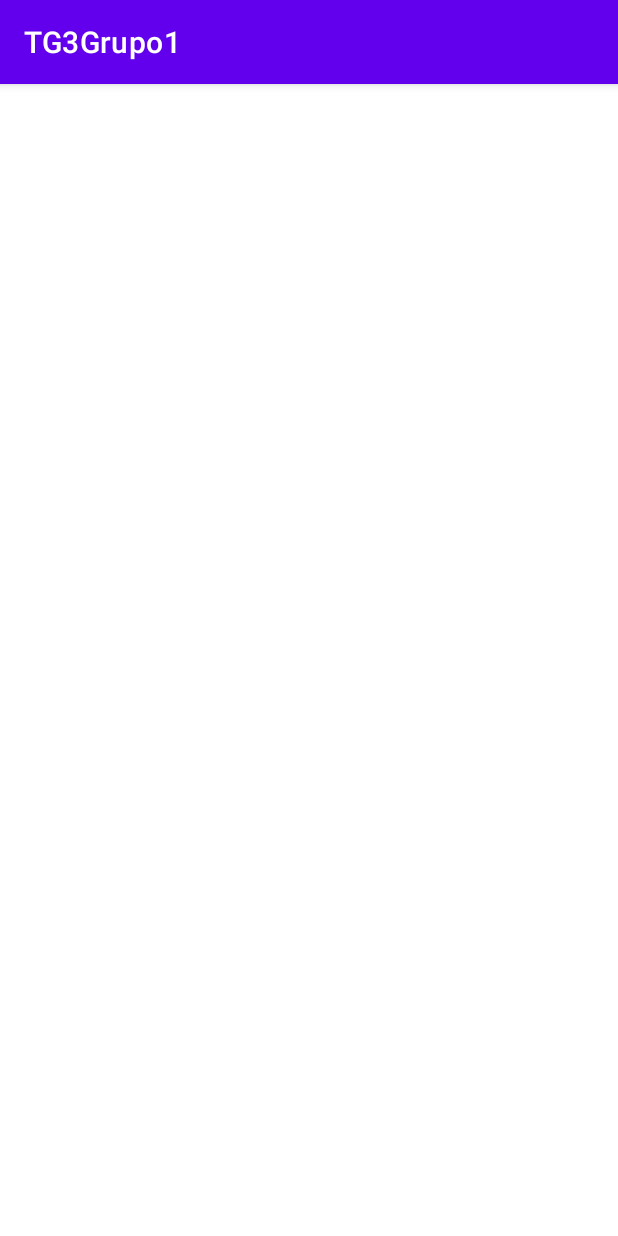
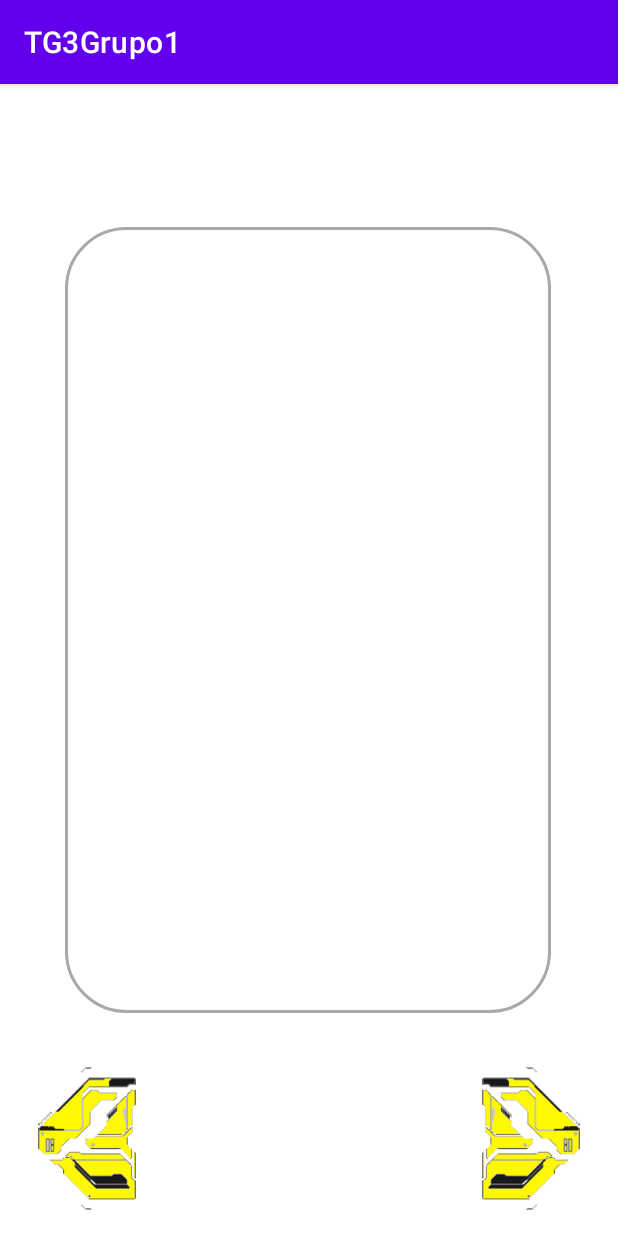
Before and after one commit to 213REX/TG3Grupo1, an Android app: the screen it shows after launch (Inicio), on a phone screen of 412 x 824 dp. Run offline under Robolectric (Android 15) with nearby library versions, the light colour scheme and no system bars.

Commit message:
implementación de flechas para cambiar de registro
he puesto un borde de referencia para saber como serían los fragments

```diff
--- a/app/src/main/res/layout/activity_inicio.xml
+++ b/app/src/main/res/layout/activity_inicio.xml
@@ -4,4 +4,41 @@
     xmlns:tools="http://schemas.android.com/tools"
     android:layout_width="match_parent"
     android:layout_height="match_parent"
-    tools:context=".Vistas.Inicio"/>
+    tools:context=".Vistas.Inicio">
+
+    <ImageView
+        android:id="@+id/imageView2"
+        android:layout_width="84dp"
+        android:layout_height="95dp"
+        app:layout_constraintBottom_toBottomOf="parent"
+        app:layout_constraintEnd_toEndOf="parent"
+        app:layout_constraintHorizontal_bias="0.048"
+        app:layout_constraintStart_toStartOf="parent"
+        app:layout_constraintTop_toTopOf="parent"
+        app:layout_constraintVertical_bias="0.974"
+        app:srcCompat="@drawable/flechaizq" />
+
+    <ImageView
+        android:id="@+id/imageView3"
+        android:layout_width="84dp"
+        android:layout_height="95dp"
+        app:layout_constraintBottom_toBottomOf="parent"
+        app:layout_constraintEnd_toEndOf="parent"
+        app:layout_constraintHorizontal_bias="0.951"
+        app:layout_constraintStart_toStartOf="parent"
+        app:layout_constraintTop_toTopOf="parent"
+        app:layout_constraintVertical_bias="0.974"
+        app:srcCompat="@drawable/flechader" />
+
+    <ImageView
+        android:id="@+id/imageView4"
+        android:layout_width="324dp"
+        android:layout_height="524dp"
+        app:layout_constraintBottom_toBottomOf="parent"
+        app:layout_constraintEnd_toEndOf="parent"
+        app:layout_constraintHorizontal_bias="0.494"
+        app:layout_constraintStart_toStartOf="parent"
+        app:layout_constraintTop_toTopOf="parent"
+        app:layout_constraintVertical_bias="0.391"
+        app:srcCompat="@drawable/borde" />
+</androidx.constraintlayout.widget.ConstraintLayout>
```
Also changed, not shown: app/src/main/res/drawable/flechader.png (added), app/src/main/res/drawable/flechaizq.png (added).
